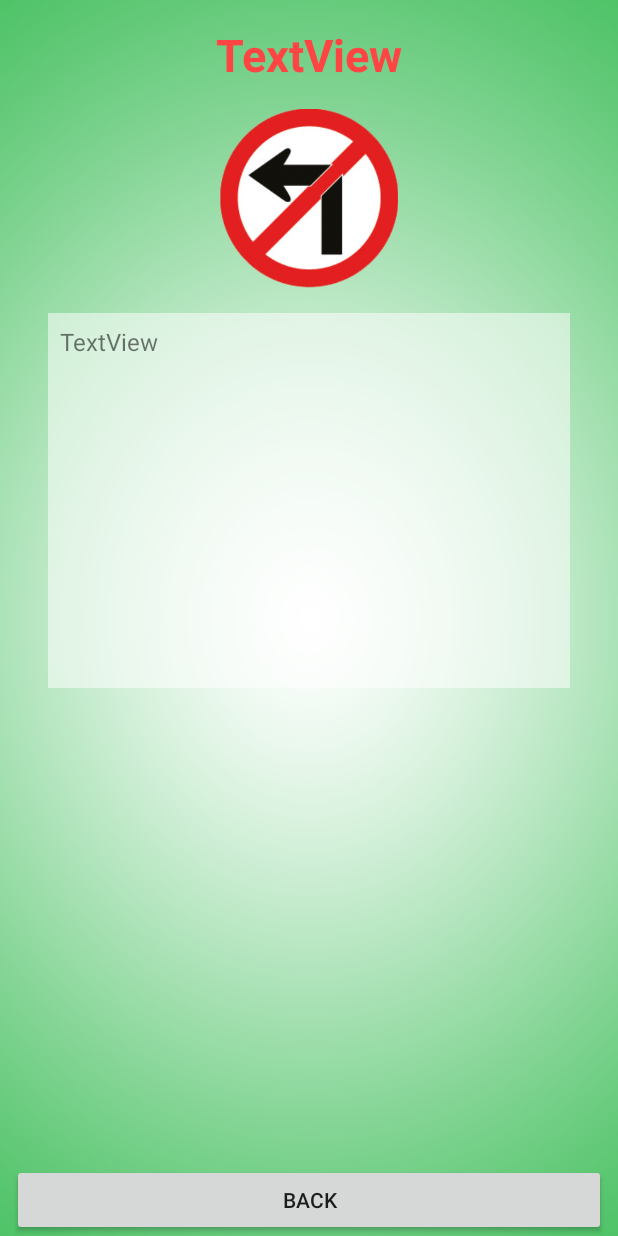
After one commit to krichapol/TrafficSignApp, an Android app: the DetailActivity screen opened directly, with no data from a screen before it, on a phone screen of 412 x 824 dp. The commit adds this screen. Run offline under Robolectric (Android 15) with nearby library versions, the phone set to English and light mode, and no system bars.

Commit message:
Add Detail

```diff
--- a/app/src/main/AndroidManifest.xml
+++ b/app/src/main/AndroidManifest.xml
@@ -16,6 +16,7 @@
                 <category android:name="android.intent.category.LAUNCHER" />
             </intent-filter>
         </activity>
+        <activity android:name=".DetailActivity"></activity>
     </application>
 
 </manifest>
--- /dev/null
+++ b/app/src/main/java/sdu/cs58/krichapol/trafficsignapp/DetailActivity.java
@@ -0,0 +1,27 @@
+package sdu.cs58.krichapol.trafficsignapp;
+
+import android.media.Image;
+import android.support.v7.app.AppCompatActivity;
+import android.os.Bundle;
+import android.widget.Button;
+import android.widget.ImageView;
+import android.widget.TextView;
+
+public class DetailActivity extends AppCompatActivity {
+
+    //Explicit ประกาศตัวแปร
+    TextView titleTextView,detailTextView;
+    ImageView signImageView;
+    Button backButton;
+
+    @Override
+    protected void onCreate(Bundle savedInstanceState) {
+        super.onCreate(savedInstanceState);
+        setContentView(R.layout.activity_detail);
+
+        //Initial View
+        titleTextView = findViewById(R.id.txvTitle);
+        detailTextView = findViewById(R.id.txvDetail);
+        signImageView = findViewById(R.id.imvSign);
+    }//end onCreate Method
+}//end Class
--- a/app/src/main/java/sdu/cs58/krichapol/trafficsignapp/MainActivity.java
+++ b/app/src/main/java/sdu/cs58/krichapol/trafficsignapp/MainActivity.java
@@ -1,7 +1,10 @@
 package sdu.cs58.krichapol.trafficsignapp;
 
+import android.content.Intent;
 import android.support.v7.app.AppCompatActivity;
 import android.os.Bundle;
+import android.view.View;
+import android.widget.AdapterView;
 import android.widget.ListView;
 
 public class MainActivity extends AppCompatActivity {
@@ -28,6 +31,17 @@ public class MainActivity extends AppCompatActivity {
         MyAdapter myAdapter = new MyAdapter(MainActivity.this, ints, titleStrings, detailStrings);
         listView.setAdapter(myAdapter);
 
+        //เมื่อกดแต่ละ Item ใน Listview จะเชื่อมโยงไปหน้า Detail
+        listView.setOnItemClickListener(new AdapterView.OnItemClickListener() {
+            @Override
+            public void onItemClick(AdapterView<?> adapterView, View view, int i, long l) {
+                Intent detailIntent = new Intent(MainActivity.this, DetailActivity.class);
+                detailIntent.putExtra("Title", titleStrings[i]);
+                detailIntent.putExtra("Detail", detailStrings[i]);
+                detailIntent.putExtra("Image", ints[i]);
+                startActivity(detailIntent);
+            }
+        });//end setOnItemClickListener
     }//end Method onCreate
 
 }//end class
--- /dev/null
+++ b/app/src/main/res/layout/activity_detail.xml
@@ -0,0 +1,85 @@
+<?xml version="1.0" encoding="utf-8"?>
+<android.support.constraint.ConstraintLayout xmlns:android="http://schemas.android.com/apk/res/android"
+    xmlns:app="http://schemas.android.com/apk/res-auto"
+    xmlns:tools="http://schemas.android.com/tools"
+    android:layout_width="match_parent"
+    android:layout_height="match_parent"
+    android:background="@drawable/bg6"
+    tools:context=".DetailActivity">
+
+    <TextView
+        android:id="@+id/txvTitle"
+        android:layout_width="wrap_content"
+        android:layout_height="wrap_content"
+        android:layout_marginEnd="8dp"
+        android:layout_marginLeft="8dp"
+        android:layout_marginRight="8dp"
+        android:layout_marginStart="8dp"
+        android:layout_marginTop="16dp"
+        android:text="TextView"
+        android:textColor="@android:color/holo_red_light"
+        android:textSize="@dimen/h1"
+        android:textStyle="bold"
+        app:layout_constraintEnd_toEndOf="parent"
+        app:layout_constraintStart_toStartOf="parent"
+        app:layout_constraintTop_toTopOf="parent" />
+
+    <ImageView
+        android:id="@+id/imvSign"
+        android:layout_width="@dimen/my_logo"
+        android:layout_height="@dimen/my_logo"
+        android:layout_marginEnd="8dp"
+        android:layout_marginLeft="8dp"
+        android:layout_marginRight="8dp"
+        android:layout_marginStart="8dp"
+        android:layout_marginTop="16dp"
+        app:layout_constraintEnd_toEndOf="parent"
+        app:layout_constraintStart_toStartOf="parent"
+        app:layout_constraintTop_toBottomOf="@+id/txvTitle"
+        app:srcCompat="@drawable/traffic_01" />
+
+    <ScrollView
+        android:id="@+id/scrollView2"
+        android:layout_width="match_parent"
+        android:layout_height="250dp"
+        android:layout_marginEnd="32dp"
+        android:layout_marginLeft="32dp"
+        android:layout_marginRight="32dp"
+        android:layout_marginStart="32dp"
+        android:layout_marginTop="16dp"
+        android:background="#89ffffff"
+        app:layout_constraintEnd_toEndOf="parent"
+        app:layout_constraintStart_toStartOf="parent"
+        app:layout_constraintTop_toBottomOf="@+id/imvSign">
+
+        <LinearLayout
+            android:layout_width="match_parent"
+            android:layout_height="wrap_content"
+            android:orientation="vertical">
+
+            <TextView
+                android:id="@+id/txvDetail"
+                android:layout_width="match_parent"
+                android:layout_height="wrap_content"
+                android:layout_margin="8dp"
+                android:text="TextView"
+                android:textSize="@dimen/h2" />
+        </LinearLayout>
+    </ScrollView>
+
+    <Button
+        android:id="@+id/btnBack"
+        android:layout_width="0dp"
+        android:layout_height="wrap_content"
+        android:layout_marginEnd="8dp"
+        android:layout_marginLeft="8dp"
+        android:layout_marginRight="8dp"
+        android:layout_marginStart="8dp"
+        android:layout_marginTop="8dp"
+        android:text="Back"
+        app:layout_constraintBottom_toBottomOf="parent"
+        app:layout_constraintEnd_toEndOf="parent"
+        app:layout_constraintStart_toStartOf="parent"
+        app:layout_constraintTop_toBottomOf="@+id/scrollView2"
+        app:layout_constraintVertical_bias="1.0" />
+</android.support.constraint.ConstraintLayout>
--- a/app/src/main/res/layout/activity_main.xml
+++ b/app/src/main/res/layout/activity_main.xml
@@ -43,6 +43,7 @@
         android:layout_marginStart="8dp"
         android:layout_marginTop="8dp"
         android:text="@string/app_name"
+        android:textColor="@android:color/holo_red_light"
         android:textSize="@dimen/h1"
         app:layout_constraintEnd_toEndOf="parent"
         app:layout_constraintHorizontal_bias="0.502"
```
